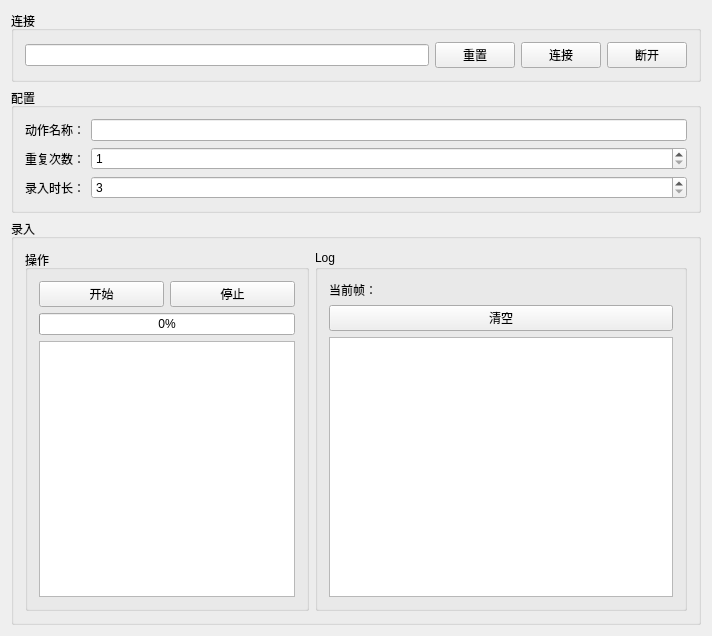
The window that MainWindow.ui (cildhdi/Lmdc) describes before a commit, drawn with Qt 5.
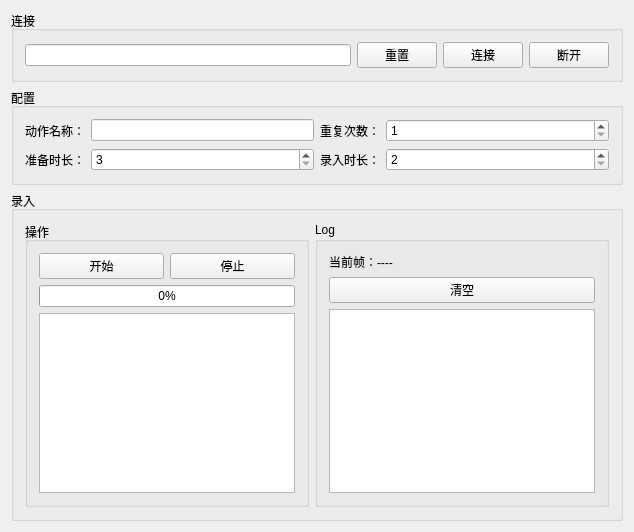
The same window after the commit.

```diff
--- a/MainWindow.ui
+++ b/MainWindow.ui
@@ -6,8 +6,8 @@
    <rect>
     <x>0</x>
     <y>0</y>
-    <width>712</width>
-    <height>636</height>
+    <width>634</width>
+    <height>532</height>
    </rect>
   </property>
   <property name="windowTitle">
@@ -75,9 +75,15 @@
       <property name="title">
        <string>配置</string>
       </property>
-      <layout class="QFormLayout" name="formLayout">
+      <layout class="QGridLayout" name="gridLayout">
        <item row="0" column="0">
         <widget class="QLabel" name="label">
+         <property name="sizePolicy">
+          <sizepolicy hsizetype="Fixed" vsizetype="Preferred">
+           <horstretch>0</horstretch>
+           <verstretch>0</verstretch>
+          </sizepolicy>
+         </property>
          <property name="text">
           <string>动作名称：</string>
          </property>
@@ -85,20 +91,38 @@
        </item>
        <item row="0" column="1">
         <widget class="QLineEdit" name="editAction">
+         <property name="sizePolicy">
+          <sizepolicy hsizetype="Expanding" vsizetype="Fixed">
+           <horstretch>0</horstretch>
+           <verstretch>0</verstretch>
+          </sizepolicy>
+         </property>
          <property name="toolTip">
           <string>动作名称</string>
          </property>
         </widget>
        </item>
-       <item row="1" column="0">
+       <item row="0" column="2">
         <widget class="QLabel" name="label_2">
+         <property name="sizePolicy">
+          <sizepolicy hsizetype="Fixed" vsizetype="Preferred">
+           <horstretch>0</horstretch>
+           <verstretch>0</verstretch>
+          </sizepolicy>
+         </property>
          <property name="text">
           <string>重复次数：</string>
          </property>
         </widget>
        </item>
-       <item row="1" column="1">
+       <item row="0" column="3">
         <widget class="QSpinBox" name="spinRepeat">
+         <property name="sizePolicy">
+          <sizepolicy hsizetype="Expanding" vsizetype="Fixed">
+           <horstretch>0</horstretch>
+           <verstretch>0</verstretch>
+          </sizepolicy>
+         </property>
          <property name="toolTip">
           <string>重复次数</string>
          </property>
@@ -107,24 +131,68 @@
          </property>
         </widget>
        </item>
-       <item row="2" column="0">
+       <item row="1" column="0">
+        <widget class="QLabel" name="label_5">
+         <property name="sizePolicy">
+          <sizepolicy hsizetype="Fixed" vsizetype="Preferred">
+           <horstretch>0</horstretch>
+           <verstretch>0</verstretch>
+          </sizepolicy>
+         </property>
+         <property name="text">
+          <string>准备时长：</string>
+         </property>
+        </widget>
+       </item>
+       <item row="1" column="1">
+        <widget class="QSpinBox" name="spinPrepare">
+         <property name="sizePolicy">
+          <sizepolicy hsizetype="Expanding" vsizetype="Fixed">
+           <horstretch>0</horstretch>
+           <verstretch>0</verstretch>
+          </sizepolicy>
+         </property>
+         <property name="minimum">
+          <number>3</number>
+         </property>
+         <property name="maximum">
+          <number>30</number>
+         </property>
+        </widget>
+       </item>
+       <item row="1" column="2">
         <widget class="QLabel" name="label_3">
+         <property name="sizePolicy">
+          <sizepolicy hsizetype="Fixed" vsizetype="Preferred">
+           <horstretch>0</horstretch>
+           <verstretch>0</verstretch>
+          </sizepolicy>
+         </property>
          <property name="text">
           <string>录入时长：</string>
          </property>
         </widget>
        </item>
-       <item row="2" column="1">
+       <item row="1" column="3">
         <widget class="QSpinBox" name="spinTime">
+         <property name="sizePolicy">
+          <sizepolicy hsizetype="Expanding" vsizetype="Fixed">
+           <horstretch>0</horstretch>
+           <verstretch>0</verstretch>
+          </sizepolicy>
+         </property>
          <property name="toolTip">
           <string>录入时长</string>
          </property>
          <property name="minimum">
-          <number>3</number>
+          <number>2</number>
          </property>
          <property name="maximum">
           <number>30</number>
          </property>
+         <property name="value">
+          <number>2</number>
+         </property>
         </widget>
        </item>
       </layout>
@@ -197,7 +265,7 @@
           <item>
            <widget class="QLabel" name="labelCurrentFrame">
             <property name="text">
-             <string>当前帧：</string>
+             <string>当前帧：----</string>
             </property>
             <property name="textFormat">
              <enum>Qt::PlainText</enum>
```
Left out of the diff: 2 changed lines with no effect on the pictures.
